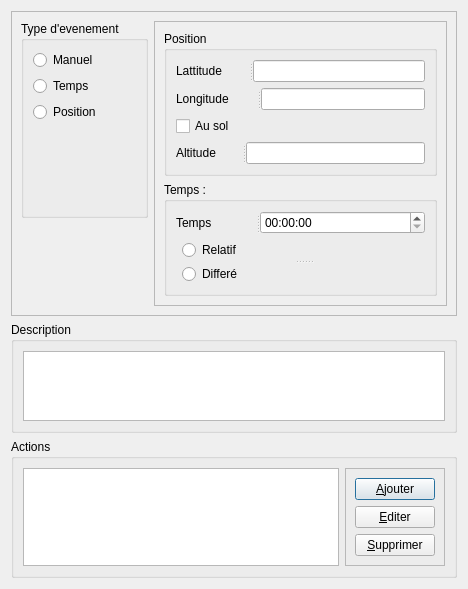
Before: the Qt Designer form SceneEditor/eventedit.ui in Kelyan-Chauffourier/1790-5-scenarios, drawn with Qt 5.
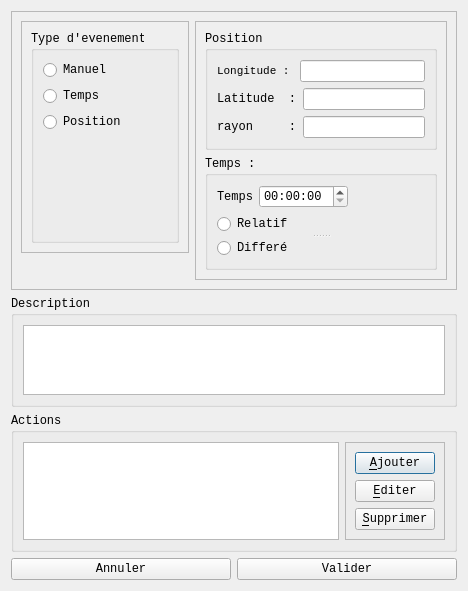
After: the same form once the commit is applied.

```diff
--- a/SceneEditor/eventedit.ui
+++ b/SceneEditor/eventedit.ui
@@ -7,9 +7,14 @@
     <x>0</x>
     <y>0</y>
     <width>468</width>
-    <height>540</height>
+    <height>550</height>
    </rect>
   </property>
+  <property name="font">
+   <font>
+    <family>Liberation Mono</family>
+   </font>
+  </property>
   <property name="windowTitle">
    <string>Dialog</string>
   </property>
@@ -24,6 +29,15 @@
      </property>
      <layout class="QFormLayout" name="formLayout">
       <item row="0" column="0">
+       <widget class="QFrame" name="frame_2">
+        <property name="frameShape">
+         <enum>QFrame::StyledPanel</enum>
+        </property>
+        <property name="frameShadow">
+         <enum>QFrame::Raised</enum>
+        </property>
+        <layout class="QGridLayout" name="gridLayout_8">
+         <item row="0" column="0">
        <widget class="QGroupBox" name="grpType">
         <property name="title">
          <string>Type d'evenement</string>
@@ -53,6 +67,9 @@
         </layout>
        </widget>
       </item>
+        </layout>
+       </widget>
+      </item>
       <item row="0" column="1">
        <widget class="QFrame" name="frame_3">
         <property name="frameShape">
@@ -62,29 +79,49 @@
          <enum>QFrame::Raised</enum>
         </property>
         <layout class="QGridLayout" name="gridLayout_3">
-         <item row="2" column="0">
+         <item row="2" column="1">
           <widget class="QGroupBox" name="grb_Time">
            <property name="enabled">
             <bool>true</bool>
            </property>
+           <property name="sizePolicy">
+            <sizepolicy hsizetype="Preferred" vsizetype="Expanding">
+             <horstretch>0</horstretch>
+             <verstretch>0</verstretch>
+            </sizepolicy>
+           </property>
            <property name="title">
             <string>Temps :</string>
            </property>
-           <layout class="QFormLayout" name="formLayout_4">
-            <item row="0" column="0" colspan="2">
-             <widget class="QSplitter" name="splitter">
-              <property name="orientation">
-               <enum>Qt::Horizontal</enum>
-              </property>
+           <layout class="QGridLayout" name="gridLayout_7">
+            <item row="0" column="0">
+             <layout class="QHBoxLayout" name="horizontalLayout_4">
+              <item>
               <widget class="QLabel" name="label">
                <property name="text">
                 <string>Temps</string>
                </property>
               </widget>
+              </item>
+              <item>
               <widget class="QTimeEdit" name="timeEdit"/>
-             </widget>
-            </item>
-            <item row="1" column="1">
+              </item>
+              <item>
+               <spacer name="horizontalSpacer">
+                <property name="orientation">
+                 <enum>Qt::Horizontal</enum>
+                </property>
+                <property name="sizeHint" stdset="0">
+                 <size>
+                  <width>27</width>
+                  <height>17</height>
+                 </size>
+                </property>
+               </spacer>
+              </item>
+             </layout>
+            </item>
+            <item row="1" column="0">
              <widget class="QSplitter" name="splitter_3">
               <property name="orientation">
                <enum>Qt::Vertical</enum>
@@ -104,77 +141,111 @@
            </layout>
           </widget>
          </item>
-         <item row="1" column="0">
+         <item row="1" column="1">
           <widget class="QGroupBox" name="grb_Pos">
            <property name="title">
             <string>Position</string>
            </property>
+           <property name="checkable">
+            <bool>false</bool>
+           </property>
            <layout class="QGridLayout" name="gridLayout_4">
             <item row="0" column="0">
-             <widget class="QSplitter" name="splitter_2">
-              <property name="orientation">
-               <enum>Qt::Horizontal</enum>
-              </property>
+             <layout class="QHBoxLayout" name="horizontalLayout">
+              <item>
               <widget class="QLabel" name="label_2">
+                <property name="sizePolicy">
+                 <sizepolicy hsizetype="Preferred" vsizetype="Preferred">
+                  <horstretch>0</horstretch>
+                  <verstretch>0</verstretch>
+                 </sizepolicy>
+                </property>
+                <property name="font">
+                 <font>
+                  <family>Liberation Mono</family>
+                  <pointsize>8</pointsize>
+                 </font>
+                </property>
                <property name="text">
-                <string>Lattitude</string>
-               </property>
-              </widget>
+                 <string>Longitude :</string>
+                </property>
+               </widget>
+              </item>
+              <item>
               <widget class="QLineEdit" name="lineEdit_3">
+                <property name="enabled">
+                 <bool>true</bool>
+                </property>
                <property name="sizePolicy">
-                <sizepolicy hsizetype="MinimumExpanding" vsizetype="Fixed">
+                 <sizepolicy hsizetype="Preferred" vsizetype="Fixed">
                  <horstretch>0</horstretch>
                  <verstretch>0</verstretch>
                 </sizepolicy>
                </property>
               </widget>
-             </widget>
+              </item>
+             </layout>
             </item>
             <item row="1" column="0">
-             <widget class="QSplitter" name="splitter_4">
-              <property name="orientation">
-               <enum>Qt::Horizontal</enum>
-              </property>
+             <layout class="QHBoxLayout" name="horizontalLayout_2">
+              <item>
               <widget class="QLabel" name="label_3">
+                <property name="sizePolicy">
+                 <sizepolicy hsizetype="Preferred" vsizetype="Preferred">
+                  <horstretch>0</horstretch>
+                  <verstretch>0</verstretch>
+                 </sizepolicy>
+                </property>
+                <property name="font">
+                 <font>
+                  <family>Liberation Mono</family>
+                 </font>
+                </property>
                <property name="text">
-                <string>Longitude</string>
-               </property>
-              </widget>
+                 <string>Latitude  :</string>
+                </property>
+               </widget>
+              </item>
+              <item>
               <widget class="QLineEdit" name="lineEdit_4">
                <property name="sizePolicy">
-                <sizepolicy hsizetype="MinimumExpanding" vsizetype="Fixed">
+                 <sizepolicy hsizetype="Preferred" vsizetype="Fixed">
                  <horstretch>0</horstretch>
                  <verstretch>0</verstretch>
                 </sizepolicy>
                </property>
               </widget>
-             </widget>
+              </item>
+             </layout>
             </item>
             <item row="2" column="0">
-             <widget class="QCheckBox" name="checkBox">
-              <property name="text">
-               <string>Au sol</string>
-              </property>
-             </widget>
-            </item>
-            <item row="3" column="0">
-             <widget class="QSplitter" name="splitter_5">
-              <property name="orientation">
-               <enum>Qt::Horizontal</enum>
-              </property>
+             <layout class="QHBoxLayout" name="horizontalLayout_3">
+              <item>
               <widget class="QLabel" name="label_4">
+                <property name="sizePolicy">
+                 <sizepolicy hsizetype="Preferred" vsizetype="Preferred">
+                  <horstretch>0</horstretch>
+                  <verstretch>0</verstretch>
+                 </sizepolicy>
+                </property>
                <property name="text">
-                <string>Altitude</string>
-               </property>
-              </widget>
+                 <string>rayon     :</string>
+                </property>
+               </widget>
+              </item>
+              <item>
               <widget class="QLineEdit" name="lineEdit_2">
                <property name="sizePolicy">
-                <sizepolicy hsizetype="Expanding" vsizetype="Fixed">
+                 <sizepolicy hsizetype="Preferred" vsizetype="Fixed">
                  <horstretch>0</horstretch>
                  <verstretch>0</verstretch>
                 </sizepolicy>
                </property>
               </widget>
+              </item>
+             </layout>
+            </item>
+           </layout>
              </widget>
             </item>
            </layout>
@@ -182,6 +253,15 @@
          </item>
         </layout>
        </widget>
+   </item>
+   <item row="1" column="0">
+    <widget class="QGroupBox" name="groupBox_2">
+     <property name="title">
+      <string>Description</string>
+     </property>
+     <layout class="QGridLayout" name="gridLayout_5">
+      <item row="0" column="0">
+       <widget class="QPlainTextEdit" name="plainTextEdit"/>
       </item>
      </layout>
     </widget>
@@ -191,18 +271,34 @@
      <property name="title">
       <string>Actions</string>
      </property>
-     <layout class="QGridLayout" name="gridLayout_2">
+     <layout class="QGridLayout" name="gridLayout_6">
+      <item row="0" column="0">
+       <widget class="QListView" name="listView">
+        <property name="sizePolicy">
+         <sizepolicy hsizetype="Expanding" vsizetype="Expanding">
+          <horstretch>0</horstretch>
+          <verstretch>0</verstretch>
+         </sizepolicy>
+        </property>
+       </widget>
+      </item>
       <item row="0" column="1">
        <widget class="QFrame" name="frame">
+        <property name="sizePolicy">
+         <sizepolicy hsizetype="Fixed" vsizetype="Preferred">
+          <horstretch>0</horstretch>
+          <verstretch>0</verstretch>
+         </sizepolicy>
+        </property>
         <property name="frameShape">
          <enum>QFrame::StyledPanel</enum>
         </property>
         <property name="frameShadow">
          <enum>QFrame::Raised</enum>
         </property>
-        <layout class="QFormLayout" name="formLayout_3">
+        <layout class="QGridLayout" name="gridLayout_2">
          <item row="0" column="0">
-          <widget class="QPushButton" name="pushButton">
+          <widget class="QPushButton" name="pbuAddAction">
            <property name="text">
             <string>&amp;Ajouter</string>
            </property>
@@ -225,23 +321,26 @@
         </layout>
        </widget>
       </item>
-      <item row="0" column="0">
-       <widget class="QListView" name="listView"/>
-      </item>
      </layout>
     </widget>
    </item>
-   <item row="1" column="0">
-    <widget class="QGroupBox" name="groupBox_2">
-     <property name="title">
-      <string>Description</string>
-     </property>
-     <layout class="QGridLayout" name="gridLayout_5">
-      <item row="0" column="0">
-       <widget class="QPlainTextEdit" name="plainTextEdit"/>
-      </item>
-     </layout>
-    </widget>
+   <item row="3" column="0">
+    <layout class="QHBoxLayout" name="horizontalLayout_5">
+     <item>
+      <widget class="QPushButton" name="pushButton_5">
+       <property name="text">
+        <string>Annuler</string>
+       </property>
+      </widget>
+     </item>
+     <item>
+      <widget class="QPushButton" name="pushButton_4">
+       <property name="text">
+        <string>Valider</string>
+       </property>
+      </widget>
+     </item>
+    </layout>
    </item>
   </layout>
  </widget>
```
Left out of the diff: 40 changed lines with no effect on the pictures. Lines whose indentation alone changed are shown as unchanged.
